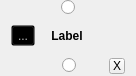
Qt form ui/ProcessingBlock.ui (povle/pyblueprint) before a commit.
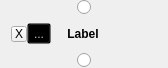
The same form after that commit. Icons and pictures are not drawn. Custom widgets are drawn as their Qt base class.

Commit message: move remove button

```diff
--- a/ui/ProcessingBlock.ui
+++ b/ui/ProcessingBlock.ui
@@ -6,8 +6,8 @@
    <rect>
     <x>0</x>
     <y>0</y>
-    <width>136</width>
-    <height>76</height>
+    <width>168</width>
+    <height>68</height>
    </rect>
   </property>
   <property name="sizePolicy">
@@ -68,6 +68,31 @@
        <property name="spacing">
         <number>0</number>
        </property>
+       <item>
+        <widget class="QToolButton" name="removeButton">
+         <property name="sizePolicy">
+          <sizepolicy hsizetype="Fixed" vsizetype="Fixed">
+           <horstretch>0</horstretch>
+           <verstretch>0</verstretch>
+          </sizepolicy>
+         </property>
+         <property name="minimumSize">
+          <size>
+           <width>16</width>
+           <height>16</height>
+          </size>
+         </property>
+         <property name="maximumSize">
+          <size>
+           <width>16</width>
+           <height>16</height>
+          </size>
+         </property>
+         <property name="text">
+          <string>X</string>
+         </property>
+        </widget>
+       </item>
        <item>
         <widget class="ErrorButton" name="errorButton">
          <property name="enabled">
@@ -144,7 +169,7 @@
          </property>
          <property name="sizeHint" stdset="0">
           <size>
-           <width>31</width>
+           <width>47</width>
            <height>20</height>
           </size>
          </property>
@@ -164,35 +189,6 @@
        <property name="spacing">
         <number>0</number>
        </property>
-       <item>
-        <spacer name="horizontalSpacer_3">
-         <property name="orientation">
-          <enum>Qt::Horizontal</enum>
-         </property>
-         <property name="sizeType">
-          <enum>QSizePolicy::Fixed</enum>
-         </property>
-         <property name="sizeHint" stdset="0">
-          <size>
-           <width>18</width>
-           <height>20</height>
-          </size>
-         </property>
-        </spacer>
-       </item>
-       <item>
-        <spacer name="horizontalSpacer_4">
-         <property name="orientation">
-          <enum>Qt::Horizontal</enum>
-         </property>
-         <property name="sizeHint" stdset="0">
-          <size>
-           <width>40</width>
-           <height>20</height>
-          </size>
-         </property>
-        </spacer>
-       </item>
        <item>
         <widget class="NodeWidget" name="outputRadioButton">
          <property name="sizePolicy">
@@ -212,44 +208,6 @@
          </property>
         </widget>
        </item>
-       <item>
-        <spacer name="horizontalSpacer_5">
-         <property name="orientation">
-          <enum>Qt::Horizontal</enum>
-         </property>
-         <property name="sizeHint" stdset="0">
-          <size>
-           <width>40</width>
-           <height>20</height>
-          </size>
-         </property>
-        </spacer>
-       </item>
-       <item>
-        <widget class="QToolButton" name="removeButton">
-         <property name="sizePolicy">
-          <sizepolicy hsizetype="Fixed" vsizetype="Fixed">
-           <horstretch>0</horstretch>
-           <verstretch>0</verstretch>
-          </sizepolicy>
-         </property>
-         <property name="minimumSize">
-          <size>
-           <width>16</width>
-           <height>16</height>
-          </size>
-         </property>
-         <property name="maximumSize">
-          <size>
-           <width>16</width>
-           <height>16</height>
-          </size>
-         </property>
-         <property name="text">
-          <string>X</string>
-         </property>
-        </widget>
-       </item>
       </layout>
      </item>
     </layout>
```
The commit also changes 3 other files.
